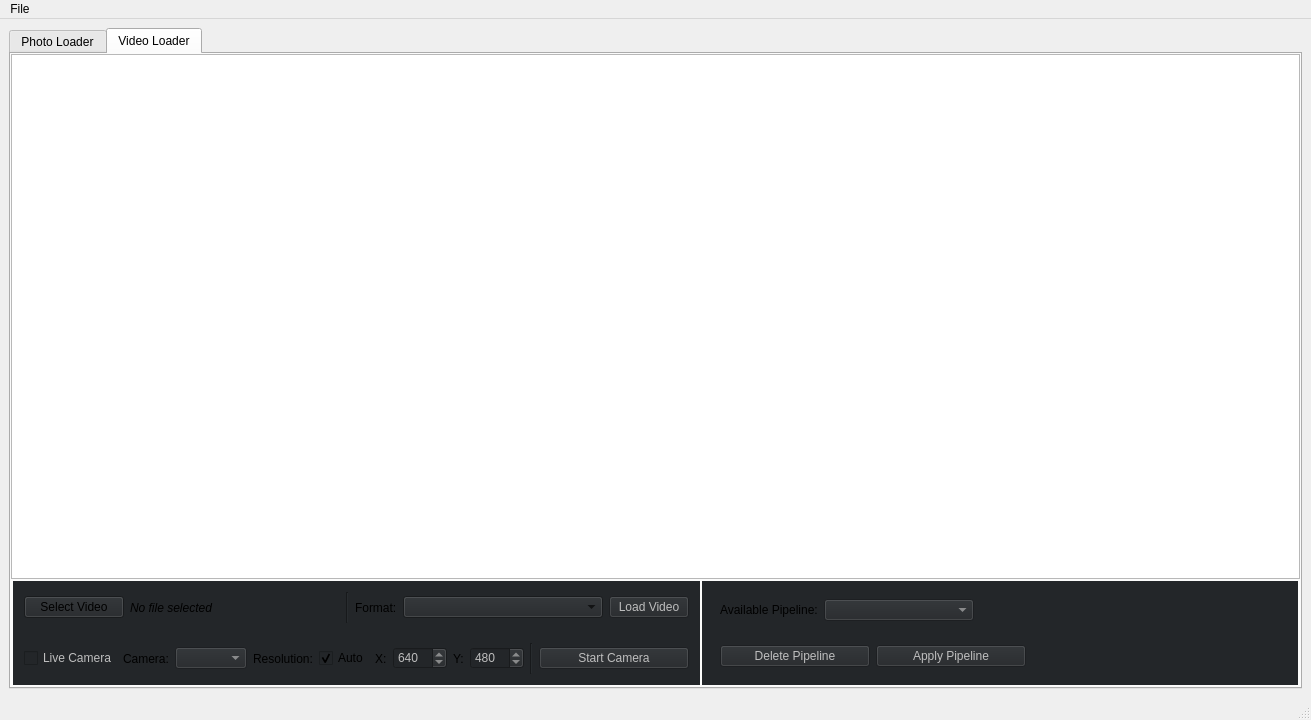
Old version of the form qtobjectdetector.ui in the repository feugen/QtObjectDetector.
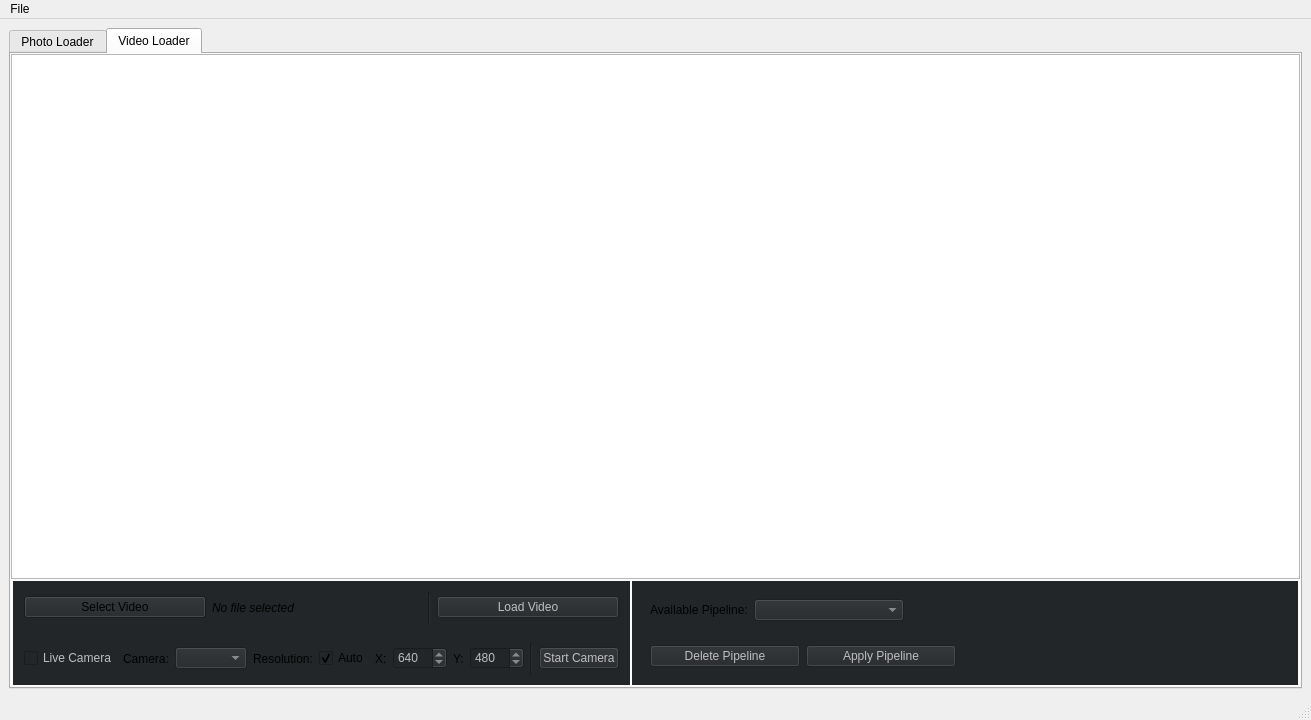
New version of the form. The open tabs and pages were chosen to show the change.

Commit message: Multithread changes for camera and video

Diff of the .ui file:
```diff
--- a/qtobjectdetector.ui
+++ b/qtobjectdetector.ui
@@ -753,45 +753,22 @@
                     </widget>
                    </item>
                    <item>
-                    <widget class="QLabel" name="label_5">
-                     <property name="sizePolicy">
-                      <sizepolicy hsizetype="Minimum" vsizetype="Preferred">
-                       <horstretch>0</horstretch>
-                       <verstretch>0</verstretch>
-                      </sizepolicy>
+                    <widget class="QPushButton" name="pushButton_LoadVideo">
+                     <property name="enabled">
+                      <bool>false</bool>
                      </property>
-                     <property name="text">
-                      <string>Format:</string>
-                     </property>
-                    </widget>
-                   </item>
-                   <item>
-                    <widget class="QComboBox" name="formatListComboBox_2">
                      <property name="sizePolicy">
-                      <sizepolicy hsizetype="Expanding" vsizetype="Fixed">
+                      <sizepolicy hsizetype="Minimum" vsizetype="Fixed">
                        <horstretch>0</horstretch>
                        <verstretch>0</verstretch>
                       </sizepolicy>
                      </property>
                      <property name="minimumSize">
                       <size>
-                       <width>200</width>
+                       <width>100</width>
                        <height>0</height>
                       </size>
                      </property>
-                    </widget>
-                   </item>
-                   <item>
-                    <widget class="QPushButton" name="pushButton_LoadVideo">
-                     <property name="enabled">
-                      <bool>false</bool>
-                     </property>
-                     <property name="sizePolicy">
-                      <sizepolicy hsizetype="Expanding" vsizetype="Fixed">
-                       <horstretch>0</horstretch>
-                       <verstretch>0</verstretch>
-                      </sizepolicy>
-                     </property>
                      <property name="text">
                       <string>Load Video</string>
                      </property>
@@ -927,7 +904,7 @@
                       <bool>false</bool>
                      </property>
                      <property name="sizePolicy">
-                      <sizepolicy hsizetype="Expanding" vsizetype="Fixed">
+                      <sizepolicy hsizetype="Minimum" vsizetype="Fixed">
                        <horstretch>0</horstretch>
                        <verstretch>0</verstretch>
                       </sizepolicy>
```
The commit also changes 2 other files.
